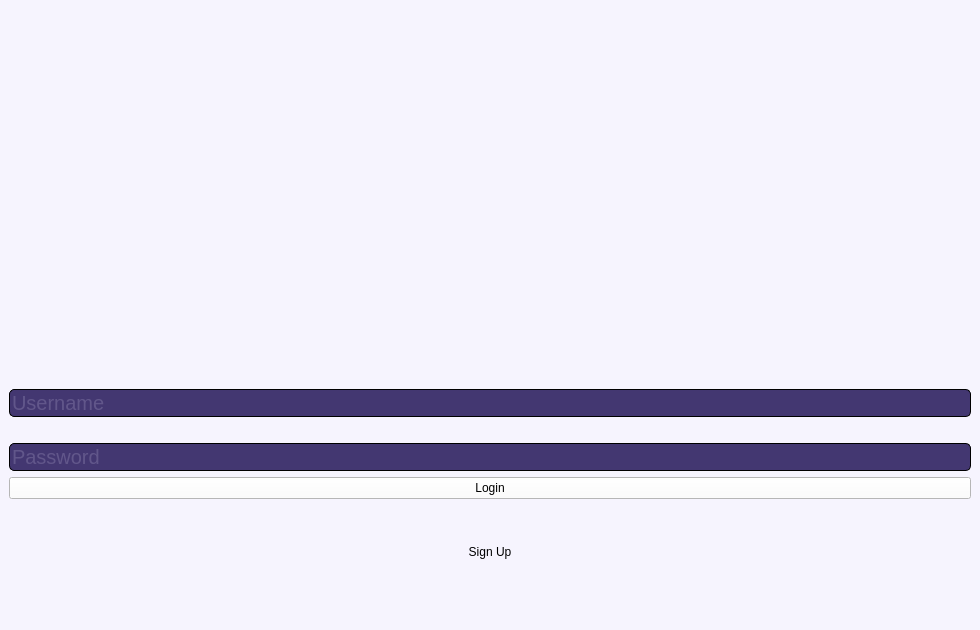
Old version of the form ui_files/loginpage.ui in the repository naryama8/gui_app_kelompok3.
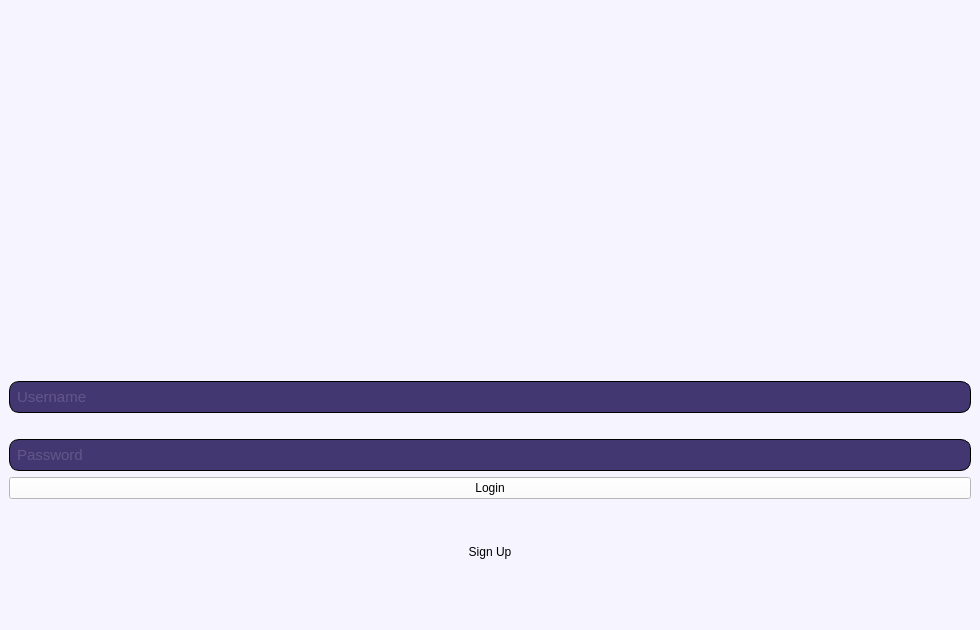
New version of the form. Icons and pictures are not drawn.

Patch:
```diff
--- a/ui_files/loginpage.ui
+++ b/ui_files/loginpage.ui
@@ -33,9 +33,10 @@
       <property name="styleSheet">
        <string notr="true">background-color: rgb(67, 55, 113);
 color: rgb(127, 118, 164);
-font-size: 20px;
+font-size: 15px;
 border: 1px solid black;
-border-radius: 5px;</string>
+border-radius: 10px;
+padding: 5px</string>
       </property>
       <property name="placeholderText">
        <string>Username</string>
@@ -63,9 +64,10 @@
       <property name="styleSheet">
        <string notr="true">background-color: rgb(67, 55, 113);
 color: rgb(127, 118, 164);
-font-size: 20px;
+font-size: 15px;
 border: 1px solid black;
-border-radius: 5px;</string>
+border-radius: 10px;
+padding: 5px</string>
       </property>
       <property name="placeholderText">
        <string>Password</string>
```
Left out of the diff: 2 changed lines with no effect on the pictures.
